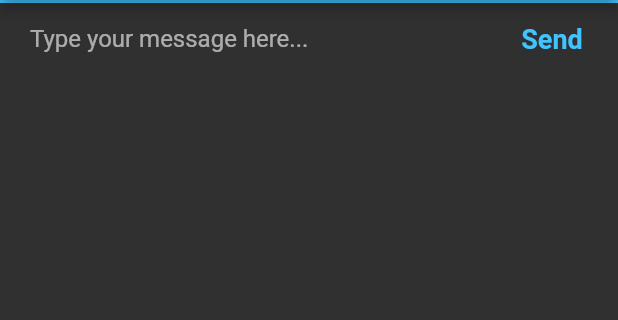
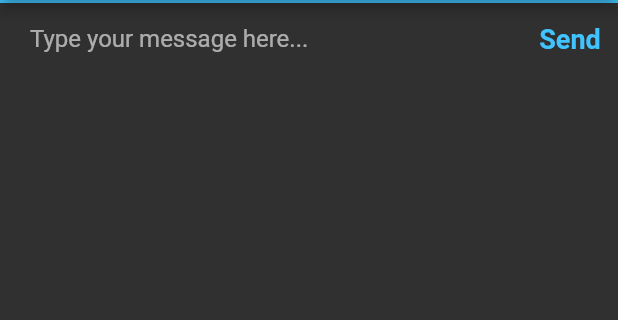
Before and after one commit to mtalharana/chat_flutter, a Flutter app: the ChatScreen screen opened by its route, on a phone screen of 412 x 824 dp, the part 84-404 px from its top. Run offline on Flutter 3.47's test engine with Material 2 defaults, Android fonts, the phone set to English and light mode, and no system bars.

```diff
--- a/lib/screens/chat_screen.dart
+++ b/lib/screens/chat_screen.dart
@@ -1,3 +1,5 @@
+// ignore_for_file: use_key_in_widget_constructors, library_private_types_in_public_api, prefer_const_constructors
+
 import 'package:flutter/material.dart';
 import 'package:chat_flutter/constants.dart';
 
@@ -40,7 +42,7 @@ class _ChatScreenState extends State<ChatScreen> {
                       decoration: kMessageTextFieldDecoration,
                     ),
                   ),
-                  FlatButton(
+                  TextButton(
                     onPressed: () {
                       //Implement send functionality.
                     },
--- a/lib/screens/login_screen.dart
+++ b/lib/screens/login_screen.dart
@@ -1,4 +1,4 @@
-// ignore_for_file: prefer_const_constructors
+// ignore_for_file: prefer_const_constructors, use_key_in_widget_constructors, library_private_types_in_public_api, sized_box_for_whitespace, duplicate_ignore
 
 import 'package:flutter/material.dart';
 
--- a/pubspec.yaml
+++ b/pubspec.yaml
@@ -58,9 +58,9 @@ flutter:
   uses-material-design: true
 
   # To add assets to your application, add an assets section, like this:
-  # assets:
-  #   - images/a_dot_burr.jpeg
-  #   - images/a_dot_ham.jpeg
+  assets:
+    - images/logo.png
+
 
   # An image asset can refer to one or more resolution-specific "variants", see
   # https://flutter.dev/assets-and-images/#resolution-aware
```
Also changed, not shown: images/logo.png (added), 1 other file.
